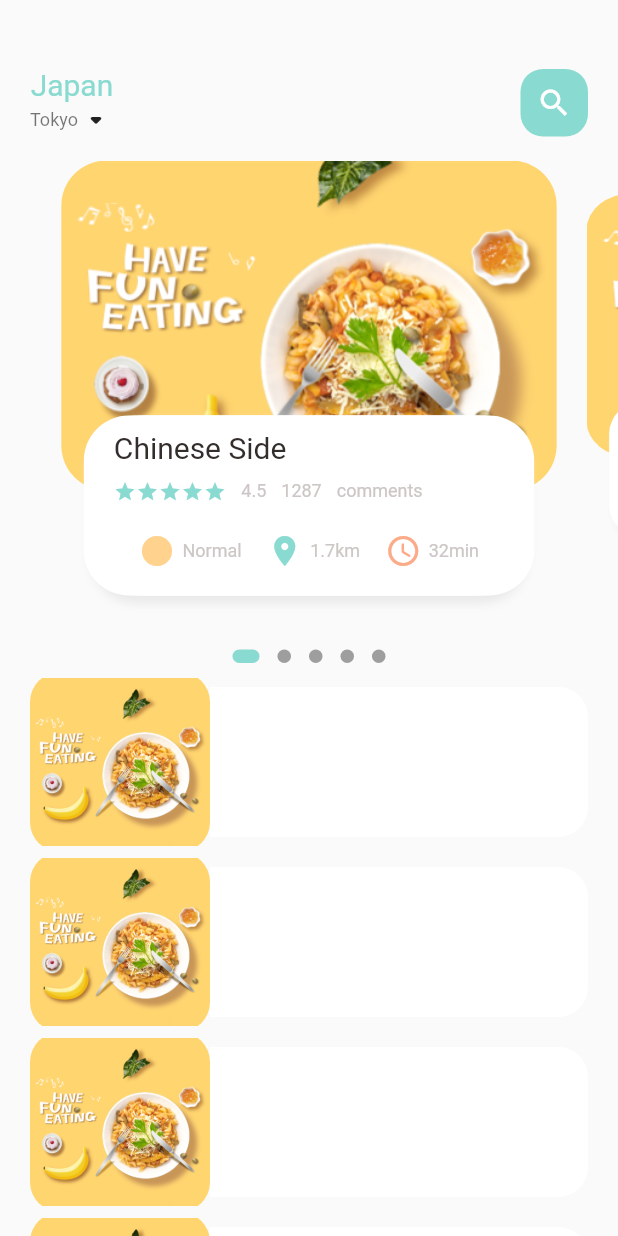
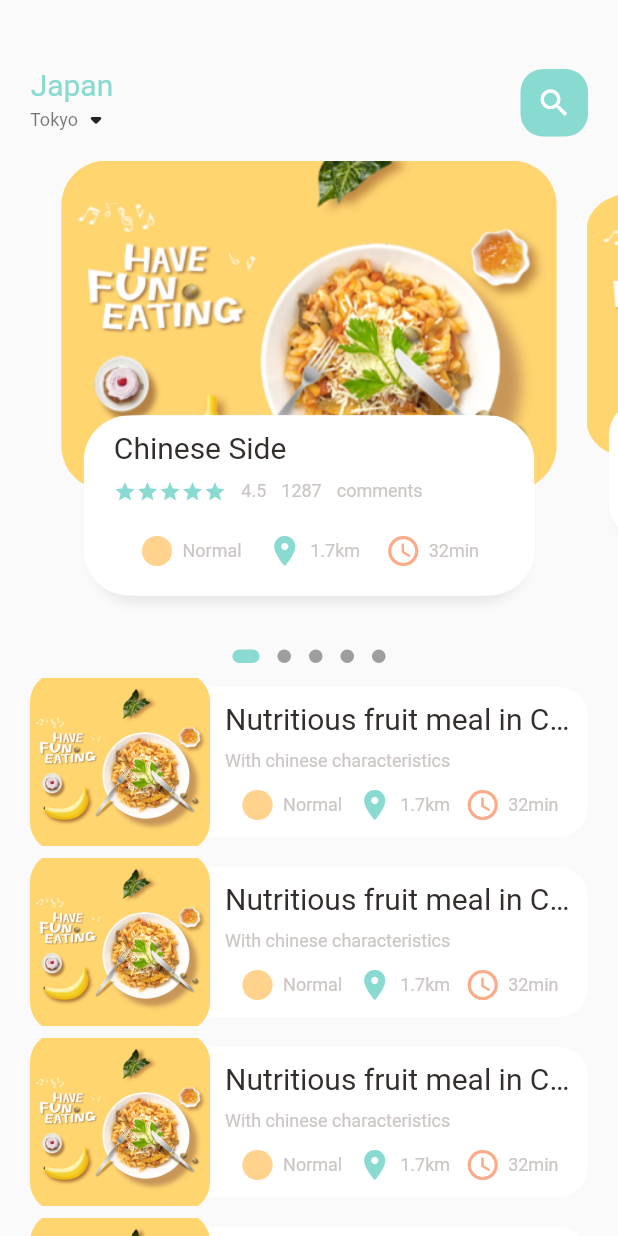
Before and after one commit to sEmoto0808/Flutter-EC-app, a Flutter app: the screen it shows after launch, on a phone screen of 412 x 824 dp. Run offline on Flutter 3.47's test engine with Material 2 defaults, Android fonts, the phone set to English and light mode, and no system bars; drawn by our look-alikes of dots_indicator.

Commit message:
テキスト情報を表示

```diff
--- a/src/lib/pages/main_food_page.dart
+++ b/src/lib/pages/main_food_page.dart
@@ -1,6 +1,7 @@
 import 'package:flutter/material.dart';
 import 'package:sample/utils/colors.dart';
 import 'package:sample/widgets/home/food_carousel.dart';
+import 'package:sample/widgets/icon_and_text_widget.dart';
 import 'package:sample/widgets/large_text.dart';
 import 'package:sample/widgets/small_text.dart';
 
@@ -91,6 +92,39 @@ class _MainFoodPageState extends State<MainFoodPage> {
                                   ),
                                   color: Colors.white,
                                 ),
+                                child: Padding(
+                                  padding: const EdgeInsets.symmetric(horizontal: 10),
+                                  child: Column(
+                                    mainAxisAlignment: MainAxisAlignment.center,
+                                    crossAxisAlignment: CrossAxisAlignment.start,
+                                    children: [
+                                      const LargeText(text: 'Nutritious fruit meal in China'),
+                                      const SizedBox(height: 10),
+                                      const SmallText(text: 'With chinese characteristics'),
+                                      const SizedBox(height: 10),
+                                      Row(
+                                        mainAxisAlignment: MainAxisAlignment.spaceEvenly,
+                                        children: const [
+                                          IconAndTextWidget(
+                                            icon: Icons.circle_sharp,
+                                            text: 'Normal',
+                                            iconColor: AppColors.iconColor1,
+                                          ),
+                                          IconAndTextWidget(
+                                            icon: Icons.location_on,
+                                            text: '1.7km',
+                                            iconColor: AppColors.mainColor,
+                                          ),
+                                          IconAndTextWidget(
+                                            icon: Icons.access_time_rounded,
+                                            text: '32min',
+                                            iconColor: AppColors.iconColor2,
+                                          ),
+                                        ],
+                                      ),
+                                    ],
+                                  ),
+                                ),
                               ),
                             ),
                           ],
```
